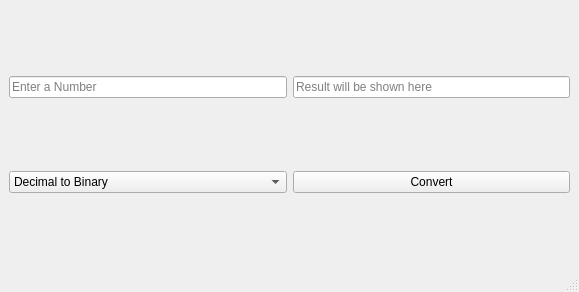
This is mainwindow.ui in NazakatUmrani/Number-System-Converter-with-Big-Numbers-Handling-GUI-Qt as Qt 5 draws it before an edit. The edited form follows.
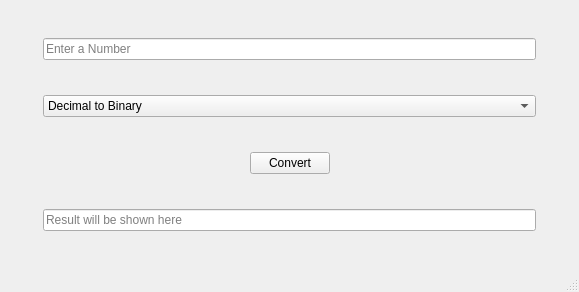
This is the edited form.

Commit message: App Renamed, Layout Changed

```diff
--- a/mainwindow.ui
+++ b/mainwindow.ui
@@ -14,10 +14,53 @@
    <string>MainWindow</string>
   </property>
   <widget class="QWidget" name="centralwidget">
-   <layout class="QHBoxLayout" name="horizontalLayout">
+   <property name="sizePolicy">
+    <sizepolicy hsizetype="Preferred" vsizetype="Preferred">
+     <horstretch>0</horstretch>
+     <verstretch>0</verstretch>
+    </sizepolicy>
+   </property>
+   <property name="autoFillBackground">
+    <bool>false</bool>
+   </property>
+   <layout class="QVBoxLayout" name="verticalLayout">
+    <property name="spacing">
+     <number>0</number>
+    </property>
+    <property name="sizeConstraint">
+     <enum>QLayout::SetDefaultConstraint</enum>
+    </property>
+    <property name="leftMargin">
+     <number>3</number>
+    </property>
+    <property name="topMargin">
+     <number>3</number>
+    </property>
+    <property name="rightMargin">
+     <number>3</number>
+    </property>
+    <property name="bottomMargin">
+     <number>3</number>
+    </property>
     <item>
-     <layout class="QGridLayout" name="gridLayout">
-      <item row="0" column="0">
+     <layout class="QHBoxLayout" name="horizontalLayout_2">
+      <item>
+       <spacer name="horizontalSpacer_8">
+        <property name="orientation">
+         <enum>Qt::Horizontal</enum>
+        </property>
+        <property name="sizeType">
+         <enum>QSizePolicy::Minimum</enum>
+        </property>
+        <property name="sizeHint" stdset="0">
+         <size>
+          <width>40</width>
+          <height>20</height>
+         </size>
+        </property>
+       </spacer>
+      </item>
+      <item>
        <widget class="QLineEdit" name="InputNum">
         <property name="text">
          <string/>
@@ -27,20 +70,43 @@
         </property>
        </widget>
       </item>
-      <item row="0" column="1">
-       <widget class="QLineEdit" name="Result">
-        <property name="text">
-         <string/>
+      <item>
+       <spacer name="horizontalSpacer_7">
+        <property name="orientation">
+         <enum>Qt::Horizontal</enum>
         </property>
-        <property name="readOnly">
-         <bool>true</bool>
+        <property name="sizeType">
+         <enum>QSizePolicy::Minimum</enum>
         </property>
-        <property name="placeholderText">
-         <string>Result will be shown here</string>
+        <property name="sizeHint" stdset="0">
+         <size>
+          <width>40</width>
+          <height>20</height>
+         </size>
         </property>
-       </widget>
+       </spacer>
       </item>
-      <item row="1" column="0">
+     </layout>
+    </item>
+    <item>
+     <layout class="QHBoxLayout" name="horizontalLayout_3">
+      <item>
+       <spacer name="horizontalSpacer_6">
+        <property name="orientation">
+         <enum>Qt::Horizontal</enum>
+        </property>
+        <property name="sizeType">
+         <enum>QSizePolicy::Maximum</enum>
+        </property>
+        <property name="sizeHint" stdset="0">
+         <size>
+          <width>40</width>
+          <height>20</height>
+         </size>
+        </property>
+       </spacer>
+      </item>
+      <item>
        <widget class="QComboBox" name="Conversion">
         <item>
          <property name="text">
@@ -104,12 +170,116 @@
         </item>
        </widget>
       </item>
-      <item row="1" column="1">
+      <item>
+       <spacer name="horizontalSpacer_5">
+        <property name="orientation">
+         <enum>Qt::Horizontal</enum>
+        </property>
+        <property name="sizeType">
+         <enum>QSizePolicy::Maximum</enum>
+        </property>
+        <property name="sizeHint" stdset="0">
+         <size>
+          <width>40</width>
+          <height>20</height>
+         </size>
+        </property>
+       </spacer>
+      </item>
+     </layout>
+    </item>
+    <item>
+     <layout class="QHBoxLayout" name="horizontalLayout">
+      <property name="sizeConstraint">
+       <enum>QLayout::SetDefaultConstraint</enum>
+      </property>
+      <item>
+       <spacer name="horizontalSpacer">
+        <property name="orientation">
+         <enum>Qt::Horizontal</enum>
+        </property>
+        <property name="sizeType">
+         <enum>QSizePolicy::Expanding</enum>
+        </property>
+        <property name="sizeHint" stdset="0">
+         <size>
+          <width>40</width>
+          <height>20</height>
+         </size>
+        </property>
+       </spacer>
+      </item>
+      <item>
        <widget class="QPushButton" name="pushButton">
         <property name="text">
          <string>Convert</string>
         </property>
        </widget>
+      </item>
+      <item>
+       <spacer name="horizontalSpacer_2">
+        <property name="orientation">
+         <enum>Qt::Horizontal</enum>
+        </property>
+        <property name="sizeType">
+         <enum>QSizePolicy::Expanding</enum>
+        </property>
+        <property name="sizeHint" stdset="0">
+         <size>
+          <width>40</width>
+          <height>20</height>
+         </size>
+        </property>
+       </spacer>
+      </item>
+     </layout>
+    </item>
+    <item>
+     <layout class="QHBoxLayout" name="horizontalLayout_4">
+      <item>
+       <spacer name="horizontalSpacer_3">
+        <property name="orientation">
+         <enum>Qt::Horizontal</enum>
+        </property>
+        <property name="sizeType">
+         <enum>QSizePolicy::Minimum</enum>
+        </property>
+        <property name="sizeHint" stdset="0">
+         <size>
+          <width>40</width>
+          <height>20</height>
+         </size>
+        </property>
+       </spacer>
+      </item>
+      <item>
+       <widget class="QLineEdit" name="Result">
+        <property name="text">
+         <string/>
+        </property>
+        <property name="readOnly">
+         <bool>true</bool>
+        </property>
+        <property name="placeholderText">
+         <string>Result will be shown here</string>
+        </property>
+       </widget>
+      </item>
+      <item>
+       <spacer name="horizontalSpacer_4">
+        <property name="orientation">
+         <enum>Qt::Horizontal</enum>
+        </property>
+        <property name="sizeType">
+         <enum>QSizePolicy::Minimum</enum>
+        </property>
+        <property name="sizeHint" stdset="0">
+         <size>
+          <width>40</width>
+          <height>20</height>
+         </size>
+        </property>
+       </spacer>
       </item>
      </layout>
     </item>
```
The commit also changes 3 other files.
